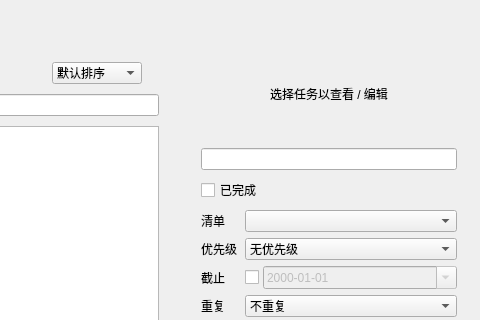
The window that src/todopage.ui (PT123123/aw-qtui) describes before a commit, drawn with Qt 5; both pictures show x 500 to 980 and y 0 to 320 of the 980 by 640 pixel window.
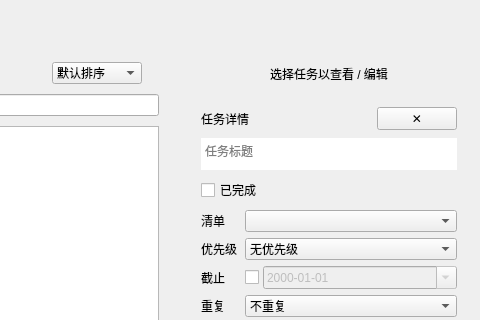
The same window after the commit.

Commit message:
refactor(ui): 计时专注并入专注统计、任务行hover高亮修复与页面美化
- 侧边栏「计时专注」并入「专注」统计页，作为其第一个子标签，更新导航引用与快捷键映射
- 修复 TODO 任务行 hover 高亮：标题/标签鼠标事件穿透到行自身，叠加明显描边
- 顶部清单切换改为下划线 Tab 风格
- 计时专注页重排为居中卡片式布局
- 任务详情标题改为随内容自适应高度的多行编辑，并新增「收起」入口

Diff of the .ui file:
```diff
--- a/src/todopage.ui
+++ b/src/todopage.ui
@@ -300,7 +300,57 @@
              <number>8</number>
             </property>
             <item>
-             <widget class="QLineEdit" name="TodoTitleEdit"/>
+             <layout class="QHBoxLayout" name="detailHead" stretch="0,1,0">
+              <item>
+               <widget class="QLabel" name="detailHeadTitle">
+                <property name="text">
+                 <string>任务详情</string>
+                </property>
+               </widget>
+              </item>
+              <item>
+               <spacer name="detailHeadSpacer">
+                <property name="orientation">
+                 <enum>Qt::Horizontal</enum>
+                </property>
+                <property name="sizeHint" stdset="0">
+                 <size>
+                  <width>20</width>
+                  <height>16</height>
+                 </size>
+                </property>
+               </spacer>
+              </item>
+              <item>
+               <widget class="QPushButton" name="detailClose">
+                <property name="text">
+                 <string>✕</string>
+                </property>
+                <property name="toolTip">
+                 <string>收起详情</string>
+                </property>
+                <property name="cursor">
+                 <cursorShape>PointingHandCursor</cursorShape>
+                </property>
+               </widget>
+              </item>
+             </layout>
+            </item>
+            <item>
+             <widget class="QPlainTextEdit" name="TodoTitleEdit">
+              <property name="minimumSize">
+               <size>
+                <width>0</width>
+                <height>32</height>
+               </size>
+              </property>
+              <property name="frameShape">
+               <enum>QFrame::NoFrame</enum>
+              </property>
+              <property name="placeholderText">
+               <string>任务标题</string>
+              </property>
+             </widget>
             </item>
             <item>
              <widget class="QCheckBox" name="dDone">
```
The commit also changes 4 other files.
